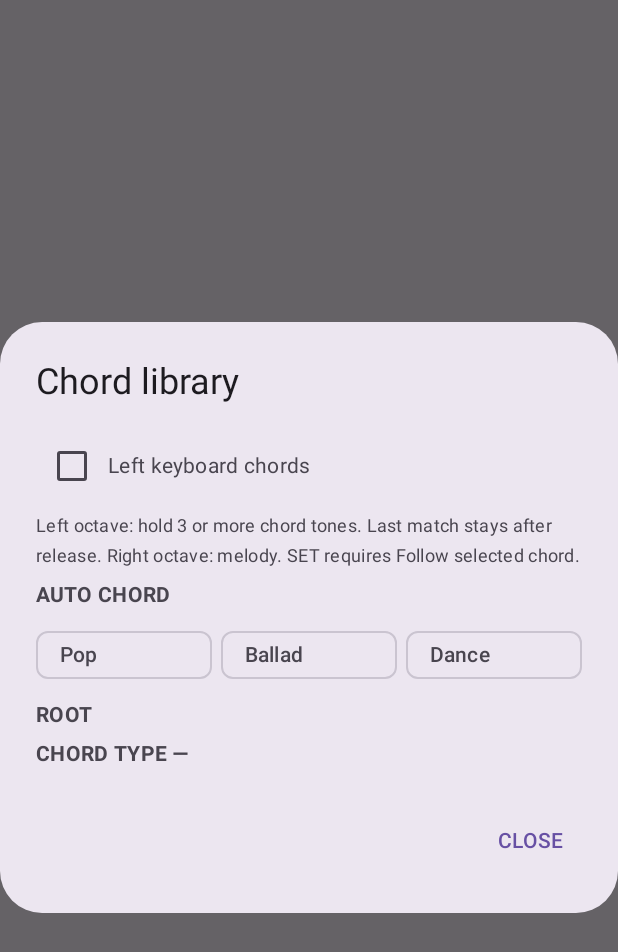
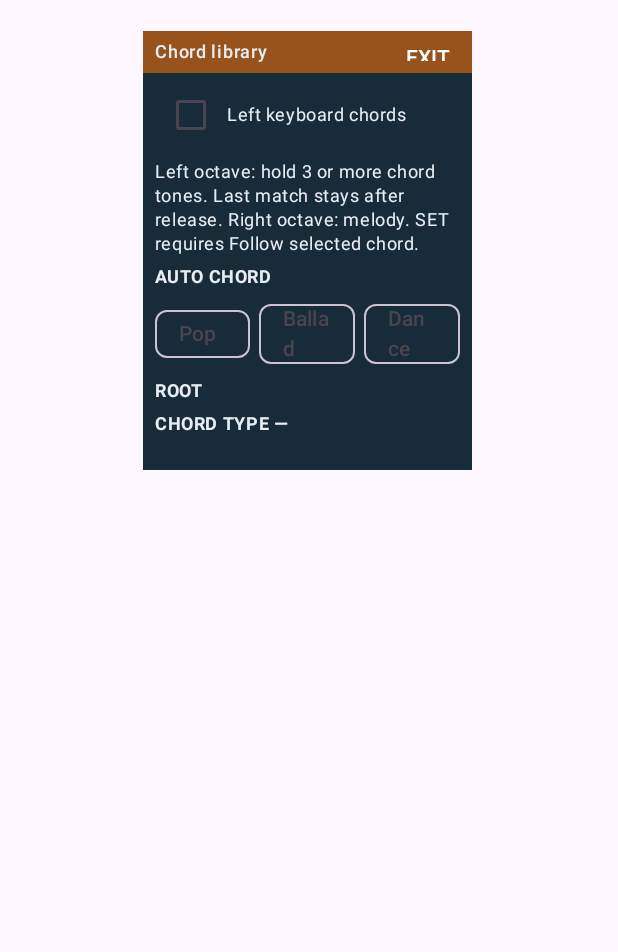
Before and after one commit to phamvanhoai/ORGKEY, an Android app built with Jetpack Compose: the composable ChordDialog called with empty values, on a phone screen of 412 x 824 dp. Shown: the top 952 px of the screen. Run offline under Robolectric (Android 15) with nearby library versions, the light colour scheme and no system bars.

Commit message:
Move instrument tools into LCD pages and unify page navigation

```diff
--- /dev/null
+++ b/orgx/app/src/main/java/com/hovait/orgx/InstrumentPage.kt
@@ -0,0 +1,47 @@
+package com.hovait.orgx
+
+import androidx.activity.compose.BackHandler
+import androidx.compose.foundation.background
+import androidx.compose.foundation.layout.*
+import androidx.compose.material3.*
+import androidx.compose.runtime.Composable
+import androidx.compose.ui.Alignment
+import androidx.compose.ui.Modifier
+import androidx.compose.ui.graphics.Color
+import androidx.compose.ui.unit.dp
+import androidx.compose.ui.unit.sp
+
+/** An LCD page in the instrument surface: no window, scrim or keyboard interception. */
+@Composable fun InstrumentPage(onDismissRequest:()->Unit,title:@Composable ()->Unit,
+    text:@Composable ()->Unit,confirmButton:@Composable ()->Unit){
+    BackHandler(onBack=onDismissRequest)
+    BoxWithConstraints(Modifier.fillMaxSize()){
+        Surface(Modifier.offset(x=maxWidth*.232f,y=maxHeight*.025f)
+            .width(maxWidth*.532f).height(maxHeight*.355f),
+            color=Color(0xFF182B38),contentColor=Color(0xFFE7EDF2)){
+            Column{
+                Row(Modifier.fillMaxWidth().background(Color(0xFF98521B)).height(28.dp).padding(start=8.dp),
+                    verticalAlignment=Alignment.CenterVertically){
+                    Box(Modifier.weight(1f)){ProvideTextStyle(MaterialTheme.typography.labelMedium){title()}}
+                    TextButton(onClick=onDismissRequest){Text("EXIT",color=Color.White)}
+                }
+                Box(Modifier.weight(1f).fillMaxWidth().padding(horizontal=8.dp,vertical=4.dp)){
+                    ProvideTextStyle(MaterialTheme.typography.bodySmall.copy(fontSize=12.sp)){text()}
+                }
+            }
+        }
+    }
+}
+
+@OptIn(ExperimentalLayoutApi::class)
+@Composable fun InstrumentMenu(content:@Composable ()->Unit){
+    FlowRow(Modifier.fillMaxWidth(),maxItemsInEachRow=2,
+        horizontalArrangement=Arrangement.spacedBy(4.dp),verticalArrangement=Arrangement.spacedBy(2.dp)){content()}
+}
+
+@Composable fun InstrumentMenuItem(text:@Composable ()->Unit,onClick:()->Unit){
+    OutlinedButton(onClick=onClick,modifier=Modifier.fillMaxWidth(.48f).height(34.dp),
+        shape=androidx.compose.foundation.shape.RoundedCornerShape(3.dp),contentPadding=PaddingValues(4.dp)){
+        ProvideTextStyle(MaterialTheme.typography.labelSmall){text()}
+    }
+}
--- a/orgx/app/src/main/java/com/hovait/orgx/MainActivity.kt
+++ b/orgx/app/src/main/java/com/hovait/orgx/MainActivity.kt
@@ -43,11 +43,11 @@ import kotlinx.coroutines.launch
 import kotlinx.coroutines.withContext
 import kotlinx.coroutines.Dispatchers
 
-private val Bg = Color(0xFF0F0F23)
-private val Panel = Color(0xFF1B1B30)
-private val Muted = Color(0xFF27273B)
-private val Border = Color(0xFF4338CA)
-private val Accent = Color(0xFF22C55E)
+private val Bg = Color(0xFF111519)
+private val Panel = Color(0xFF182B38)
+private val Muted = Color(0xFF293E4A)
+private val Border = Color(0xFF647781)
+private val Accent = Color(0xFFFFD36A)
 private val Text = Color(0xFFF8FAFC)
 private val Subtle = Color(0xFF94A3B8)
 
@@ -174,6 +174,8 @@ private fun ORGXApp(engine: AudioEngine) {
     val voiceSounds=engine.activeSetSounds
     val useSetVoices=voiceSounds.isNotEmpty() && !factoryVoices
     val bankEnabled=remember(bankIndex,bankMode){bankStyles.map{definition->definition.sections.any{it.section in 32..35 && ImportedStyleSupport.reason(bankIndex,it,bankMode>0,bankMode==2)==null}}}
+    fun closePages(){showTools=false;showMixer=false;showChords=false;showPads=false;showSets=false;showFiles=false;showProjects=false;showAbout=false;browseStyles=false;browseVoices=false}
+    androidx.activity.compose.BackHandler(enabled=browseStyles || browseVoices){if(!bankBusy){browseStyles=false;browseVoices=false}}
     var midiPlaying by remember { mutableStateOf(false) }
     val midiPicker=rememberLauncherForActivityResult(ActivityResultContracts.OpenDocument()){uri->
         if(uri!=null) runCatching{context.contentResolver.openInputStream(uri)?.use{MidiFile.read(it)}?:error("Cannot read MIDI")}.onSuccess{song->
@@ -204,8 +206,8 @@ private fun ORGXApp(engine: AudioEngine) {
                     InstrumentConsole(Modifier.fillMaxSize(),if(restoringSet) "LOADING SAVED SET..." else setSession?.displayName ?: if(bankIndex!=null) "SELECT SET STYLE" else engine.styleNames[style],
                         engine.importedInstrumentName ?: restoredSetName ?: InstrumentCatalog.names[instrument],chordDisplay,bpm,octave,
                         playing,sustain,styleAutoFill,setSession,sectionState.first,sectionState.second,
-                        onMenu={showTools=true},onStyle={browseVoices=false;browseStyles=true;bankPage=0;bankStatus=""},
-                        onVoice={browseStyles=false;browseVoices=true;bankPage=0;bankStatus=""},onMixer={showMixer=true},onChord={showChords=true},
+                        onMenu={closePages();showTools=true},onStyle={closePages();browseVoices=false;browseStyles=true;bankPage=0;bankStatus=""},
+                        onVoice={closePages();browseStyles=false;browseVoices=true;bankPage=0;bankStatus=""},onMixer={closePages();showMixer=true},onChord={closePages();showChords=true},
                         onPlay={if(!restoringSet && (bankIndex==null || engine.importedStyleSession!=null))engine.setRhythmEnabled(!engine.rhythmPlaying)},
                         onTempo={bpm=(bpm+it).coerceIn(40,240);engine.bpm=bpm},onOctave={octave=(octave+it).coerceIn(1,7)},
                         onSustain={sustain=!sustain;engine.sustain=sustain;if(!sustain)engine.releaseSustain()},
@@ -255,22 +257,22 @@ private fun ORGXApp(engine: AudioEngine) {
                                 }
                             }
                         })
-                        DropdownMenu(expanded=showTools,onDismissRequest={showTools=false}){
-                            DropdownMenuItem(text={Text("Import / Quản lý SET")},onClick={showTools=false;showSets=true})
-                            DropdownMenuItem(text={Text("Files / Bản thu")},onClick={showTools=false;showFiles=true})
-                            DropdownMenuItem(text={Text("Project")},onClick={showTools=false;showProjects=true})
-                            DropdownMenuItem(text={Text(if(midiPlaying)"Dừng MIDI" else "Mở MIDI")},onClick={showTools=false;if(midiPlaying){engine.stopMidi();midiPlaying=false}else midiPicker.launch(arrayOf("audio/midi","audio/x-midi","application/octet-stream"))})
-                            DropdownMenuItem(text={Text("Pad / Hiệu ứng")},onClick={showTools=false;showPads=true})
-                            DropdownMenuItem(text={Text(if(recording)"Dừng ghi âm" else "Ghi âm")},onClick={
+                }
+                PianoKeyboard(octave, engine, Modifier.weight(.45f).fillMaxWidth(),leftChord)
+            }
+                        if(showTools) InstrumentPage(onDismissRequest={showTools=false},title={Text("MENU")},text={Column(Modifier.verticalScroll(rememberScrollState())){InstrumentMenu{
+                            InstrumentMenuItem(text={Text("Import / Quản lý SET")},onClick={showTools=false;showSets=true})
+                            InstrumentMenuItem(text={Text("Files / Bản thu")},onClick={showTools=false;showFiles=true})
+                            InstrumentMenuItem(text={Text("Project")},onClick={showTools=false;showProjects=true})
+                            InstrumentMenuItem(text={Text(if(midiPlaying)"Dừng MIDI" else "Mở MIDI")},onClick={showTools=false;if(midiPlaying){engine.stopMidi();midiPlaying=false}else midiPicker.launch(arrayOf("audio/midi","audio/x-midi","application/octet-stream"))})
+                            InstrumentMenuItem(text={Text("Pad / Hiệu ứng")},onClick={showTools=false;showPads=true})
+                            InstrumentMenuItem(text={Text(if(recording)"Dừng ghi âm" else "Ghi âm")},onClick={
                                 showTools=false
                                 if(recording){val file=engine.stopRecording();recording=false;Toast.makeText(context,file?.name ?: "Nothing recorded",Toast.LENGTH_LONG).show()}
                                 else {engine.startRecording();recording=true}
                             })
-                            DropdownMenuItem(text={Text("Designed by hovait / Cài đặt")},onClick={showTools=false;showAbout=true})
-                        }
-                }
-                PianoKeyboard(octave, engine, Modifier.weight(.45f).fillMaxWidth(),leftChord)
-            }
+                            InstrumentMenuItem(text={Text("Designed by hovait / Cài đặt")},onClick={showTools=false;showAbout=true})
+                        }}},confirmButton={})
             if (showMixer) MixerDialog(engine, preferences, instrument, style, effect,
                 onInstrument = { instrument = it; engine.instrument = it;engine.importedInstrument=null;engine.importedInstrumentName=null;restoredSetName=null
                     preferences.edit().remove("importedSetFile").remove("importedSetSound").apply() },
@@ -284,7 +286,7 @@ private fun ORGXApp(engine: AudioEngine) {
                     chord = loadedChord.coerceIn(0, chordNames.lastIndex); style = loadedStyle.coerceIn(engine.styleNames.indices); effect=loadedEffect;engine.bpm = bpm
                     engine.instrument = instrument; engine.chordIndex = chord
                     engine.rhythmStyle = style;engine.effectType=effect; engine.masterVolume = loadedVolume
-                }, onRhythmSelected={tempo->bpm=tempo;playing=false}, onDismiss = { showSets = false })
+                }, onRhythmSelected={tempo->bpm=tempo;playing=engine.rhythmPlaying}, onDismiss = { showSets = false })
             if(showChords) ChordDialog(chordNames,chord,autoChord,progression,leftChord,
                 onLeftChord={enabled->leftChord=enabled;engine.setLeftChordEnabled(enabled);preferences.edit().putBoolean("leftChord",enabled).apply();if(enabled){autoChord=false;engine.autoChord=false}},
                 onSelect={leftChord=false;engine.setLeftChordEnabled(false);preferences.edit().putBoolean("leftChord",false).apply();chord=it;autoChord=false;engine.autoChord=false;engine.chordIndex=it;showChords=false},
@@ -431,45 +433,31 @@ private fun ORGXApp(engine: AudioEngine) {
         return
     }
     fun saveMix(){preferences.edit().putFloat("masterVolume",master).putFloat("keysVolume",keys).putFloat("chordVolume",chords).putFloat("drumsVolume",drums).putFloat("effectMix",fx).apply()}
-    AlertDialog(onDismissRequest={saveMix();onDismiss()},title={Text("Sound & mixer")},text={Column(Modifier.heightIn(max=360.dp).verticalScroll(rememberScrollState())){
-        if(engine.activeSetFile!=null)OutlinedButton(onClick={saveMix();onSetStyles()},modifier=Modifier.fillMaxWidth().heightIn(min=48.dp)){
-            Text("SET STYLES / ${engine.importedRhythmName ?: "SELECT STYLE"}")
-        }
-        Text("VOICE",fontWeight=FontWeight.Bold)
-        if(setSounds.isNotEmpty()){
-            Text("Imported SET / ${setSounds.size} supported sounds",fontSize=12.sp)
-            if(soundError.isNotEmpty())Text(soundError,fontSize=12.sp)
-            setSounds.forEach{sound->FilterChip(selected=soundName==sound.name,enabled=!loadingSound,
-                onClick={scope.launch{
-                    loadingSound=true
-                    try{
-                        val file=checkNotNull(engine.activeSetFile)
-                        val loaded=withContext(Dispatchers.IO){ImportedInstrumentLoader.load(file,sound)}
-                        engine.importedInstrument=loaded;engine.importedInstrumentName=sound.name;soundName=sound.name
-                        preferences.edit().putString("importedSetFile",file.name).putString("importedSetSound",sound.name).apply()
-                    }catch(error:Exception){soundError=error.message ?: "Cannot load sound"}
-                    finally{loadingSound=false}
-                }},label={Text(sound.name)},modifier=Modifier.fillMaxWidth().heightIn(min=48.dp))}
-        } else InstrumentCatalog.shortNames.withIndex().chunked(2).forEach{items->
-            Row(Modifier.fillMaxWidth(),horizontalArrangement=Arrangement.spacedBy(6.dp)){
-                items.forEach{item->FilterChip(selected=instrument==item.index,onClick={onInstrument(item.index)},label={Text(item.value)},modifier=Modifier.weight(1f).heightIn(min=48.dp))}
+    InstrumentPage(onDismissRequest={saveMix();onDismiss()},title={Text("Sound & mixer")},text={Column(Modifier.heightIn(max=360.dp).verticalScroll(rememberScrollState())){
+        Row(Modifier.fillMaxWidth(),horizontalArrangement=Arrangement.spacedBy(3.dp)){
+            listOf("KEYS","CHORD","DRUMS","MASTER","FX").forEachIndexed{index,name->
+                OutlinedButton(onClick={mixChannel=index},modifier=Modifier.weight(1f).height(30.dp),shape=RoundedCornerShape(3.dp),contentPadding=PaddingValues(2.dp)){
+                    Text(name,fontSize=9.sp,color=if(mixChannel==index)Accent else Text)
+                }
             }
         }
-        Text("DRUM STYLE",fontWeight=FontWeight.Bold)
-        OutlinedButton(onClick={if(engine.activeSetFile!=null){saveMix();onSetStyles()}else showStylePicker=true},modifier=Modifier.fillMaxWidth().heightIn(min=48.dp)){
-            Text(if(engine.activeSetFile!=null)"SET STYLES / ${engine.importedRhythmName ?: "SELECT STYLE"}" else "${engine.styleNames[style]} / ${engine.styleTempos[style]} BPM")
-        }
-        Row(Modifier.fillMaxWidth(),verticalAlignment=Alignment.CenterVertically){Text("FX",Modifier.width(64.dp),fontWeight=FontWeight.Bold);Row(Modifier.weight(1f),horizontalArrangement=Arrangement.spacedBy(6.dp)){listOf("Dry","Delay","Reverb").forEachIndexed{index,name->FilterChip(selected=effect==index,onClick={onEffect(index)},label={Text(name,maxLines=1)},modifier=Modifier.weight(1f))}}}
-        Row(Modifier.fillMaxWidth(),verticalAlignment=Alignment.CenterVertically){Text("MIX",Modifier.width(64.dp),fontWeight=FontWeight.Bold);Column(Modifier.weight(1f)){Row(Modifier.fillMaxWidth(),horizontalArrangement=Arrangement.spacedBy(3.dp)){listOf("Keys","Chord","Drums").forEachIndexed{index,name->FilterChip(selected=mixChannel==index,onClick={mixChannel=index},label={Text(name,fontSize=8.sp,maxLines=1)},modifier=Modifier.weight(1f))}};Row(Modifier.fillMaxWidth(),horizontalArrangement=Arrangement.spacedBy(3.dp)){listOf("Master","FX").forEachIndexed{offset,name->val index=offset+3;FilterChip(selected=mixChannel==index,onClick={mixChannel=index},label={Text(name,fontSize=8.sp,maxLines=1)},modifier=Modifier.weight(1f))}}}}
         val level=when(mixChannel){0->keys;1->chords;2->drums;3->master;else->fx}
         Text("${listOf("KEYS","CHORD","DRUMS","MASTER","FX")[mixChannel]} ${(level*100).toInt()}%",fontSize=10.sp,fontWeight=FontWeight.Bold)
         Slider(value=level,onValueChange={when(mixChannel){0->{keys=it;engine.keysVolume=it};1->{chords=it;engine.chordVolume=it};2->{drums=it;engine.drumsVolume=it};3->{master=it;engine.masterVolume=it};else->{fx=it;engine.effectMix=it}}})
+        Row(Modifier.fillMaxWidth(),horizontalArrangement=Arrangement.spacedBy(4.dp)){
+            listOf("DRY","DELAY","REVERB").forEachIndexed{index,name->
+                OutlinedButton(onClick={onEffect(index)},modifier=Modifier.weight(1f).height(30.dp),shape=RoundedCornerShape(3.dp),contentPadding=PaddingValues(2.dp)){
+                    Text(name,fontSize=9.sp,color=if(effect==index)Accent else Text)
+                }
+            }
+        }
+
     }},confirmButton={TextButton(onClick={saveMix();onDismiss()}){Text("DONE")}})
 }
 @Composable private fun DrumStyleDialog(engine:AudioEngine,selected:Int,onSelect:(Int)->Unit,onDismiss:()->Unit){
     var query by remember{mutableStateOf("")}
     val matches=engine.styleNames.withIndex().filter{it.value.contains(query.trim(),ignoreCase=true)}
-    AlertDialog(onDismissRequest=onDismiss,title={Text("Drum styles (${matches.size})")},text={Column{
+    InstrumentPage(onDismissRequest=onDismiss,title={Text("Drum styles (${matches.size})")},text={Column{
         OutlinedTextField(value=query,onValueChange={query=it},label={Text("Search style or variation")},singleLine=true,modifier=Modifier.fillMaxWidth())
         Column(Modifier.heightIn(max=260.dp).verticalScroll(rememberScrollState())){
             if(matches.isEmpty())Text("No matching drum styles",Modifier.padding(vertical=12.dp))
@@ -527,7 +515,7 @@ private fun ORGXApp(engine: AudioEngine) {
         }
     }
     var revision by remember{mutableIntStateOf(0)}
-    AlertDialog(onDismissRequest=onDismiss,title={Text("SET memory")},text={Column(Modifier.heightIn(max=360.dp).verticalScroll(rememberScrollState()),verticalArrangement=Arrangement.spacedBy(8.dp)){
+    InstrumentPage(onDismissRequest=onDismiss,title={Text("SET memory")},text={Column(Modifier.heightIn(max=360.dp).verticalScroll(rememberScrollState()),verticalArrangement=Arrangement.spacedBy(8.dp)){
         TextButton(onClick={showBankFiles=!showBankFiles}){Text(if(showBankFiles)"ẨN FILE SET" else "ĐỔI / NHẬP FILE SET")}
         if(showBankFiles)OutlinedButton(enabled=!importing,onClick={picker.launch(arrayOf("*/*"))},modifier=Modifier.fillMaxWidth()){
             Text(if(importing)"IMPORTING…" else "IMPORT SET / TEMPLATE")
@@ -616,7 +604,7 @@ private fun ORGXApp(engine: AudioEngine) {
     val roots=remember(names){names.map{it.substringBefore(' ')}.distinct()}
     var root by remember { mutableStateOf(names.getOrNull(selected)?.substringBefore(' ') ?: roots.firstOrNull().orEmpty()) }
     val choices=names.withIndex().filter{it.value.substringBefore(' ')==root}
-    AlertDialog(onDismissRequest=onDismiss,title={Text("Chord library")},text={Column(modifier=Modifier.heightIn(max=360.dp).verticalScroll(rememberScrollState()),verticalArrangement=Arrangement.spacedBy(6.dp)){
+    InstrumentPage(onDismissRequest=onDismiss,title={Text("Chord library")},text={Column(modifier=Modifier.heightIn(max=360.dp).verticalScroll(rememberScrollState()),verticalArrangement=Arrangement.spacedBy(6.dp)){
         Row(verticalAlignment=Alignment.CenterVertically){Checkbox(checked=leftChord,onCheckedChange=onLeftChord);Text("Left keyboard chords")}
         Text("Left octave: hold 3 or more chord tones. Last match stays after release. Right octave: melody. SET requires Follow selected chord.",fontSize=12.sp)
         Text("AUTO CHORD",fontWeight=FontWeight.Bold)
@@ -639,7 +627,7 @@ private fun ORGXApp(engine: AudioEngine) {
 }
 @Composable private fun PadDialog(engine:AudioEngine,onDismiss:()->Unit){
     val names=listOf("KICK","SNARE","HI-HAT","CLAP","LOW TOM","HIGH TOM","CRASH","PERC")
-    AlertDialog(onDismissRequest=onDismiss,title={Text("Performance pads")},text={Column(Modifier.heightIn(max=360.dp).verticalScroll(rememberScrollState()),verticalArrangement=Arrangement.spacedBy(8.dp)){
+    InstrumentPage(onDismissRequest=onDismiss,title={Text("Performance pads")},text={Column(Modifier.heightIn(max=360.dp).verticalScroll(rememberScrollState()),verticalArrangement=Arrangement.spacedBy(8.dp)){
         names.chunked(4).forEachIndexed{row,items->Row(Modifier.fillMaxWidth(),horizontalArrangement=Arrangement.spacedBy(8.dp)){items.forEachIndexed{column,name->val index=row*4+column;Button(onClick={engine.triggerPad(index)},modifier=Modifier.weight(1f).height(62.dp),contentPadding=PaddingValues(3.dp),shape=RoundedCornerShape(9.dp)){Text(name,fontSize=9.sp,fontWeight=FontWeight.Bold,maxLines=2)}}}}
         Text("SOUND EFFECTS",fontWeight=FontWeight.Bold)
         SoundEffectCatalog.entries.chunked(2).forEach{items->
@@ -653,10 +641,10 @@ private fun ORGXApp(engine: AudioEngine) {
 @Composable private fun ProjectDialog(store:ProjectStore,current:ProjectState,onLoad:(ProjectState)->Unit,onDismiss:()->Unit){
     val context=LocalContext.current
     var files by remember{mutableStateOf(store.list())}
-    AlertDialog(onDismissRequest=onDismiss,title={Text("ORGX projects (${files.size})")},text={Column(verticalArrangement=Arrangement.spacedBy(7.dp)){
+    InstrumentPage(onDismissRequest=onDismiss,title={Text("ORGX projects (${files.size})")},text={Column(Modifier.verticalScroll(rememberScrollState()),verticalArrangement=Arrangement.spacedBy(7.dp)){
         Button(onClick={val file=store.save(current);files=store.list();Toast.makeText(context,"Saved: ${file.name}",Toast.LENGTH_SHORT).show()},modifier=Modifier.fillMaxWidth()){Text("SAVE CURRENT PROJECT")}
         if(files.isEmpty()) Text("No saved projects yet",color=Subtle)
-        files.take(5).forEach{file->
+        files.forEach{file->
             Row(Modifier.fillMaxWidth().background(Muted,RoundedCornerShape(8.dp)).padding(horizontal=8.dp),verticalAlignment=Alignment.CenterVertically){
                 Column(Modifier.weight(1f)){Text(file.name,fontSize=10.sp,fontWeight=FontWeight.Bold,maxLines=1);Text("ORGX project • ${file.length()} bytes",fontSize=8.sp,color=Subtle)}
                 TextButton(onClick={runCatching{store.load(file)}.onSuccess{onLoad(it);Toast.makeText(context,"Loaded: ${file.name}",Toast.LENGTH_SHORT).show();onDismiss()}.onFailure{Toast.makeText(context,"Cannot open project",Toast.LENGTH_SHORT).show()}}){Text("LOAD")}
@@ -671,9 +659,9 @@ private fun ORGXApp(engine: AudioEngine) {
     var playingFile by remember{mutableStateOf<File?>(null)}
     var player by remember{mutableStateOf<MediaPlayer?>(null)}
     DisposableEffect(Unit){onDispose{player?.release()}}
-    AlertDialog(onDismissRequest={player?.release();onDismiss()},title={Text("Recordings (${files.size})")},text={Column(verticalArrangement=Arrangement.spacedBy(6.dp)){
+    InstrumentPage(onDismissRequest={player?.release();onDismiss()},title={Text("Recordings (${files.size})")},text={Column(Modifier.verticalScroll(rememberScrollState()),verticalArrangement=Arrangement.spacedBy(6.dp)){
         if(files.isEmpty()) Text("No WAV recordings yet",color=Subtle)
-        files.take(5).forEach{file->
+        files.forEach{file->
             val seconds=((file.length()-44).coerceAtLeast(0)/192000.0).toInt()
             val midiFile=File(file.parentFile,file.nameWithoutExtension+".mid")
             Row(Modifier.fillMaxWidth().background(Muted,RoundedCornerShape(8.dp)).padding(horizontal=8.dp),verticalAlignment=Alignment.CenterVertically){
@@ -691,7 +679,7 @@ private fun ORGXApp(engine: AudioEngine) {
     var nativeOutput by remember { mutableStateOf(preferences.getBoolean("nativeOutput",false)) }
     var outputStatus by remember { mutableStateOf(engine.outputStatus) }
     LaunchedEffect(engine) { while(true) { outputStatus=engine.outputStatus;kotlinx.coroutines.delay(300) } }
-    AlertDialog(onDismissRequest=onDismiss,title={Text("ORGX")},text={Column{Text("Music Workstation",fontWeight=FontWeight.Bold);Spacer(Modifier.height(8.dp));Text("Designed by hovait");Text("Version 0.1.6",color=Subtle);Text("Audio output: $outputStatus",color=Subtle);
+    InstrumentPage(onDismissRequest=onDismiss,title={Text("ORGX")},text={Column(Modifier.verticalScroll(rememberScrollState())){Text("Music Workstation",fontWeight=FontWeight.Bold);Spacer(Modifier.height(8.dp));Text("Designed by hovait");Text("Version 0.1.6",color=Subtle);Text("Audio output: $outputStatus",color=Subtle);
         Row(Modifier.fillMaxWidth().heightIn(min=48.dp),verticalAlignment=Alignment.CenterVertically){
             Text("Experimental NOpenSL",Modifier.weight(1f));Switch(checked=nativeOutput,onCheckedChange={nativeOutput=it;preferences.edit().putBoolean("nativeOutput",it).apply()})
         };Text("Applies after closing and reopening the app. AudioTrack is used if OpenSL initialization fails.",color=Subtle)}},confirmButton={TextButton(onClick=onDismiss){Text("CLOSE")}})}
```
Also changed, not shown: 1 other file.
